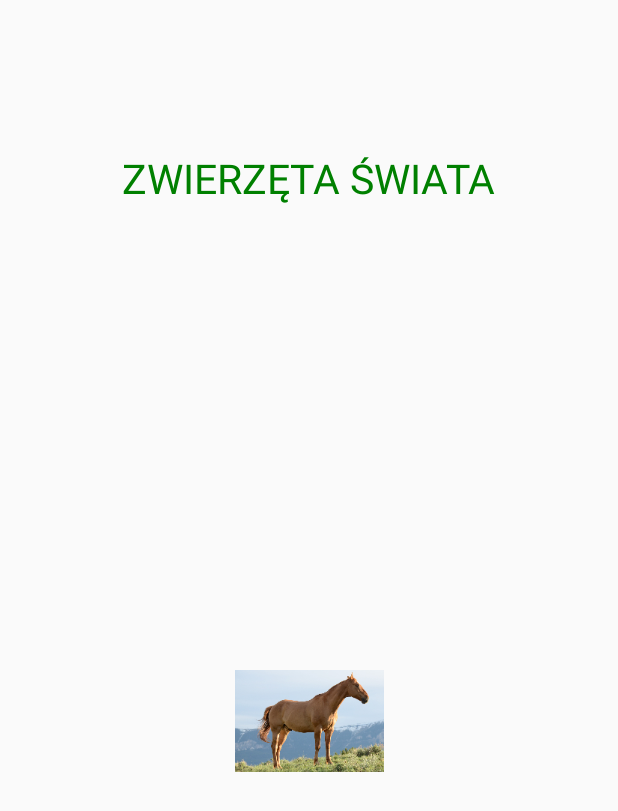
After one commit to MalwinaKapala/Edulandia, an Android app: the layout sub_menu_activity.xml on its own in the app's theme, with its tools: preview values and no code run, on a phone screen of 412 x 824 dp. The commit adds this screen. Shown: the top 811 px of the screen. Run offline under Robolectric (Android 15) with nearby library versions, the phone set to English and light mode, and no system bars.

Commit message:
1. Main menu picture added. 2. Main menu layout fixed. 3. Game menu layout fixed. 4. Sub menu layout added. 5. Submenu activity with a textView and clickable ImageView added.

```diff
--- /dev/null
+++ b/app/src/main/res/layout/sub_menu_activity.xml
@@ -0,0 +1,33 @@
+<?xml version="1.0" encoding="utf-8"?>
+<android.support.constraint.ConstraintLayout xmlns:android="http://schemas.android.com/apk/res/android"
+    android:layout_width="match_parent"
+    android:layout_height="match_parent"
+    xmlns:app="http://schemas.android.com/apk/res-auto"
+    xmlns:tools="http://schemas.android.com/tools"
+    tools:context=".SubMenuActivity"
+    >
+
+    <TextView
+        android:id="@+id/subMenuTextView"
+        android:layout_width="wrap_content"
+        android:layout_height="wrap_content"
+        android:text="ZWIERZĘTA ŚWIATA"
+        android:textSize="27dp"
+        android:textColor="@color/green"
+        android:layout_marginTop="100dp"
+        app:layout_constraintTop_toTopOf="parent"
+        app:layout_constraintLeft_toLeftOf="parent"
+        app:layout_constraintRight_toRightOf="parent"
+        />
+    <ImageView
+        android:id="@+id/firstGameIconHorse"
+        android:layout_width="wrap_content"
+        android:layout_height="wrap_content"
+        android:src="@mipmap/firstgameiconhorse"
+        app:layout_constraintBottom_toBottomOf="parent"
+        app:layout_constraintLeft_toLeftOf="parent"
+        app:layout_constraintRight_toRightOf="parent"
+        app:layout_constraintTop_toBottomOf="@id/subMenuTextView"/>
+
+
+</android.support.constraint.ConstraintLayout>
--- a/app/src/main/res/values/GameMenuActivity.xml
+++ /dev/null
@@ -1,2 +0,0 @@
-<?xml version="1.0" encoding="utf-8"?>
-<resources></resources>
```
Also changed, not shown: app/src/main/java/com/example/malwina/edulandia/GameMenuActivity.java (+26 -0 lines), app/src/main/java/com/example/malwina/edulandia/SubMenuActivity.java (added, +30 -0 lines), app/src/main/res/layout/activity_main.xml (+14 -6 lines), app/src/main/res/layout/game_menu_activity.xml (added, +32 -0 lines), app/src/main/res/values/colors.xml (+12 -0 lines), app/src/main/res/drawable/mainmenubackgroundchildren.png (added), app/src/main/res/mipmap-hdpi/ic_launcher_foreground.png, app/src/main/res/mipmap-mdpi/ic_launcher_foreground.png, app/src/main/res/mipmap-xhdpi/ic_launcher_foreground.png, app/src/main/res/mipmap-xxhdpi/gamemenupicture.png (added), app/src/main/res/mipmap-xxhdpi/ic_launcher_foreground.png, app/src/main/res/mipmap-xxxhdpi/firstgameiconhorse.png (added), app/src/main/res/mipmap-xxxhdpi/ic_launcher_foreground.png, 3 other files.
